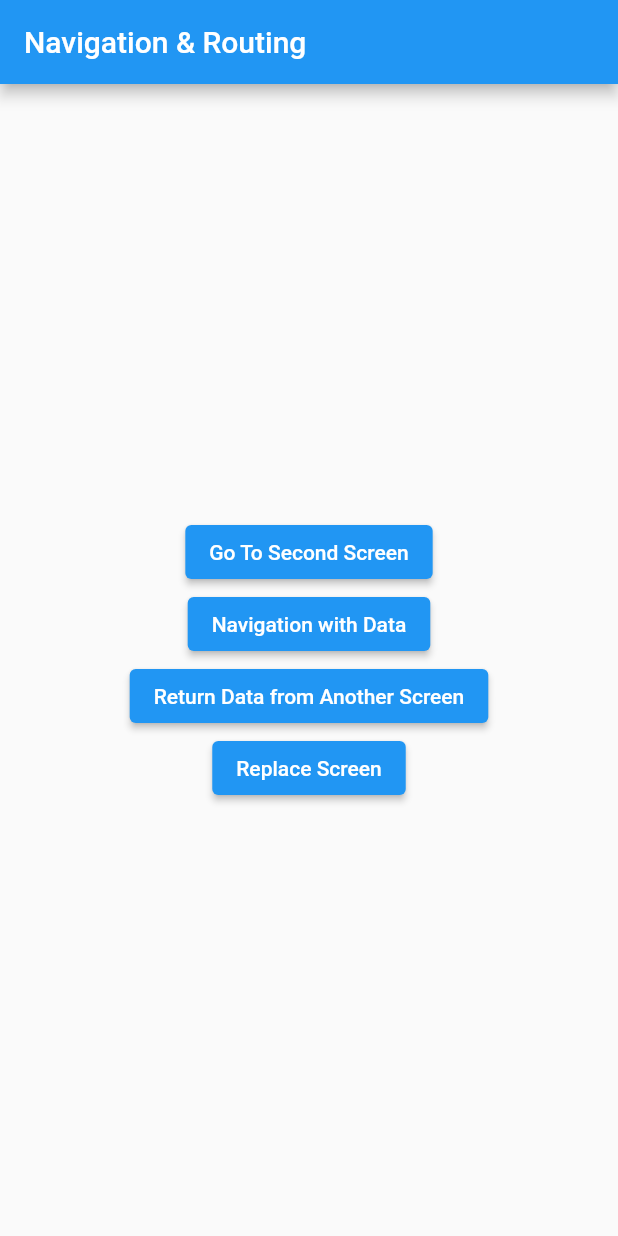
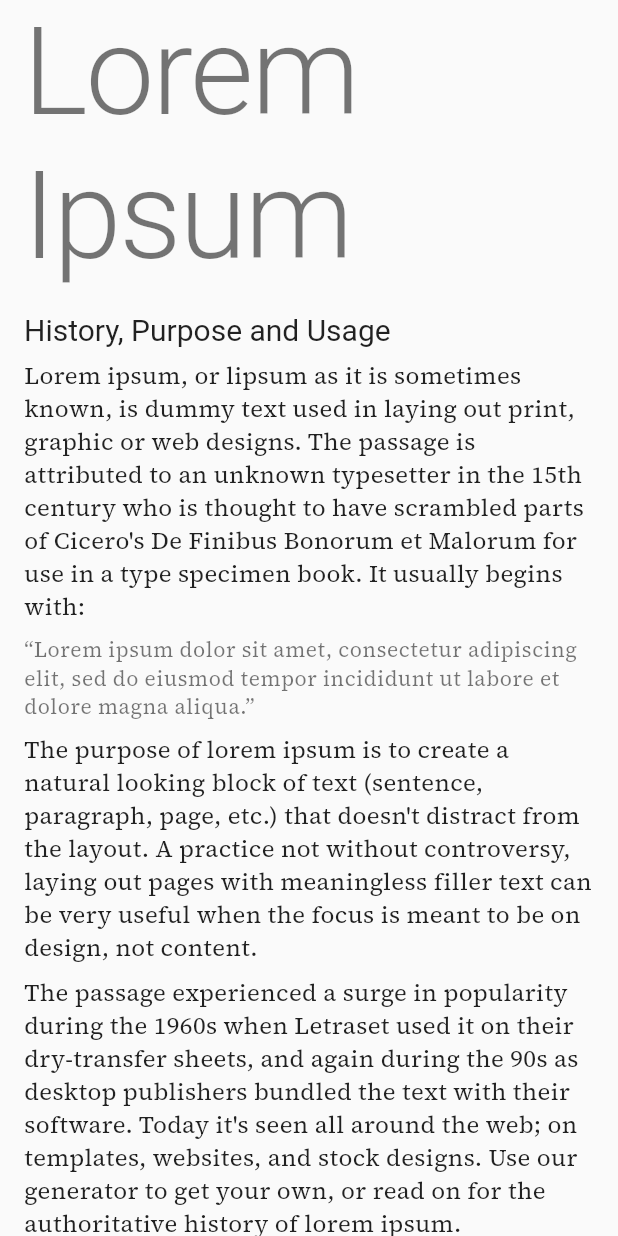
Before and after one commit to akwilanatanael/flutter_dasar_dicoding_2, a Flutter app: the screen it shows after launch, on a phone screen of 412 x 824 dp. Run offline on Flutter 3.47's test engine with Material 2 defaults, Android fonts, the phone set to English and light mode, and no system bars; our stand-ins replace google_fonts; Roboto replaces fonts that are missing (Lemonada).

```diff
--- a/lib/main.dart
+++ b/lib/main.dart
@@ -1,4 +1,7 @@
+import 'package:codelab_2/pages/constraint.dart';
 import 'package:codelab_2/pages/navigation_routing.dart';
+import 'package:codelab_2/pages/type_scale.dart';
+import 'package:codelab_2/shared/text_theme.dart';
 import 'package:flutter/material.dart';
 
 void main() => runApp(const MyApp());
@@ -14,10 +17,11 @@ class MyApp extends StatelessWidget {
       theme: ThemeData(
         primarySwatch: Colors.blue,
         visualDensity: VisualDensity.adaptivePlatformDensity,
+        textTheme: myTextTheme,
       ),
       initialRoute: '/',
       routes: {
-        '/': (context) => const FirstScreen(),
+        '/': (context) => const TypeScalePage(),
         '/secondScreen': (context) => const SecondScreen(),
         '/secondScreenWithData': (context) => SecondScreenWithData(
               ModalRoute.of(context)?.settings.arguments as String,
--- /dev/null
+++ b/lib/pages/constraint.dart
@@ -0,0 +1,55 @@
+// ignore_for_file: prefer_const_constructors
+
+import 'package:flutter/material.dart';
+
+class ConstraintPage extends StatelessWidget {
+  const ConstraintPage({super.key});
+
+  @override
+  Widget build(BuildContext context) {
+    return Center(
+      child: Container(
+        color: Colors.red,
+        width: 100,
+        height: 100,
+        padding: EdgeInsets.all(10),
+        child: Container(
+          padding: EdgeInsets.all(10),
+          color: Colors.green,
+        ),
+      ),
+    );
+  }
+}
+
+class ConstraintBoxPage extends StatelessWidget {
+  const ConstraintBoxPage({super.key});
+
+  @override
+  Widget build(BuildContext context) {
+    return SafeArea(
+      child: Scaffold(
+        backgroundColor: Colors.white,
+        body: Row(
+          children: [
+            Expanded(
+              child: Container(
+                color: Colors.red,
+                child: Text(
+                  'This is very long text',
+                  style: TextStyle(
+                    fontSize: 28,
+                  ),
+                ),
+              ),
+            ),
+            Container(
+              color: Colors.red,
+              child: Text('This is very long text'),
+            ),
+          ],
+        ),
+      ),
+    );
+  }
+}
--- /dev/null
+++ b/lib/pages/type_scale.dart
@@ -0,0 +1,68 @@
+// ignore_for_file: prefer_const_constructors
+
+import 'package:flutter/material.dart';
+
+class TypeScalePage extends StatelessWidget {
+  const TypeScalePage({super.key});
+
+  @override
+  Widget build(BuildContext context) {
+    return Scaffold(
+      body: SafeArea(
+        child: Padding(
+          padding: const EdgeInsets.symmetric(horizontal: 16.0),
+          child: ListView(
+            children: [
+              Text(
+                'Lorem Ipsum',
+                style: Theme.of(context).textTheme.headline1,
+              ),
+              SizedBox(
+                height: 16,
+              ),
+              Text(
+                'History, Purpose and Usage',
+                style: Theme.of(context).textTheme.headline5,
+              ),
+              SizedBox(
+                height: 8,
+              ),
+              Text(
+                "Lorem ipsum, or lipsum as it is sometimes known, is dummy text used in laying out print, graphic or web designs. The passage is attributed to an unknown typesetter in the 15th century who is thought to have scrambled parts of Cicero's De Finibus Bonorum et Malorum for use in a type specimen book. It usually begins with:",
+                style: Theme.of(context).textTheme.bodyText2,
+              ),
+              SizedBox(
+                height: 8,
+              ),
+              Text(
+                '“Lorem ipsum dolor sit amet, consectetur adipiscing elit, sed do eiusmod tempor incididunt ut labore et dolore magna aliqua.”',
+                style: Theme.of(context).textTheme.caption,
+              ),
+              SizedBox(
+                height: 8,
+              ),
+              Text(
+                "The purpose of lorem ipsum is to create a natural looking block of text (sentence, paragraph, page, etc.) that doesn't distract from the layout. A practice not without controversy, laying out pages with meaningless filler text can be very useful when the focus is meant to be on design, not content.",
+                style: Theme.of(context).textTheme.bodyText2,
+              ),
+              SizedBox(
+                height: 8,
+              ),
+              Text(
+                "The passage experienced a surge in popularity during the 1960s when Letraset used it on their dry-transfer sheets, and again during the 90s as desktop publishers bundled the text with their software. Today it's seen all around the web; on templates, websites, and stock designs. Use our generator to get your own, or read on for the authoritative history of lorem ipsum.",
+                style: Theme.of(context).textTheme.bodyText2,
+              ),
+              SizedBox(
+                height: 8,
+              ),
+              Text(
+                'Source: https://loremipsum.io/',
+                style: Theme.of(context).textTheme.overline,
+              ),
+            ],
+          ),
+        ),
+      ),
+    );
+  }
+}
--- /dev/null
+++ b/lib/shared/text_theme.dart
@@ -0,0 +1,68 @@
+import 'package:flutter/material.dart';
+import 'package:google_fonts/google_fonts.dart';
+
+final myTextTheme = TextTheme(
+  headline1: GoogleFonts.lemonada(
+    fontSize: 82,
+    fontWeight: FontWeight.w300,
+    letterSpacing: -1.5,
+  ),
+  headline2: GoogleFonts.lemonada(
+    fontSize: 51,
+    fontWeight: FontWeight.w300,
+    letterSpacing: -0.5,
+  ),
+  headline3: GoogleFonts.lemonada(
+    fontSize: 41,
+    fontWeight: FontWeight.w400,
+  ),
+  headline4: GoogleFonts.lemonada(
+    fontSize: 29,
+    fontWeight: FontWeight.w400,
+    letterSpacing: 0.25,
+  ),
+  headline5: GoogleFonts.lemonada(
+    fontSize: 20,
+    fontWeight: FontWeight.w400,
+  ),
+  headline6: GoogleFonts.lemonada(
+    fontSize: 17,
+    fontWeight: FontWeight.w500,
+    letterSpacing: 0.15,
+  ),
+  subtitle1: GoogleFonts.lemonada(
+    fontSize: 14,
+    fontWeight: FontWeight.w400,
+    letterSpacing: 0.15,
+  ),
+  subtitle2: GoogleFonts.lemonada(
+    fontSize: 12,
+    fontWeight: FontWeight.w500,
+    letterSpacing: 0.1,
+  ),
+  bodyText1: GoogleFonts.sourceSerifPro(
+    fontSize: 18,
+    fontWeight: FontWeight.w400,
+    letterSpacing: 0.5,
+  ),
+  bodyText2: GoogleFonts.sourceSerifPro(
+    fontSize: 16,
+    fontWeight: FontWeight.w400,
+    letterSpacing: 0.25,
+  ),
+  button: GoogleFonts.sourceSerifPro(
+    fontSize: 16,
+    fontWeight: FontWeight.w500,
+    letterSpacing: 1.25,
+  ),
+  caption: GoogleFonts.sourceSerifPro(
+    fontSize: 14,
+    fontWeight: FontWeight.w400,
+    letterSpacing: 0.4,
+  ),
+  overline: GoogleFonts.sourceSerifPro(
+    fontSize: 11,
+    fontWeight: FontWeight.w400,
+    letterSpacing: 1.5,
+  ),
+);
```
Also changed, not shown: pubspec.yaml (+4 -12 lines), pubspec.lock.
